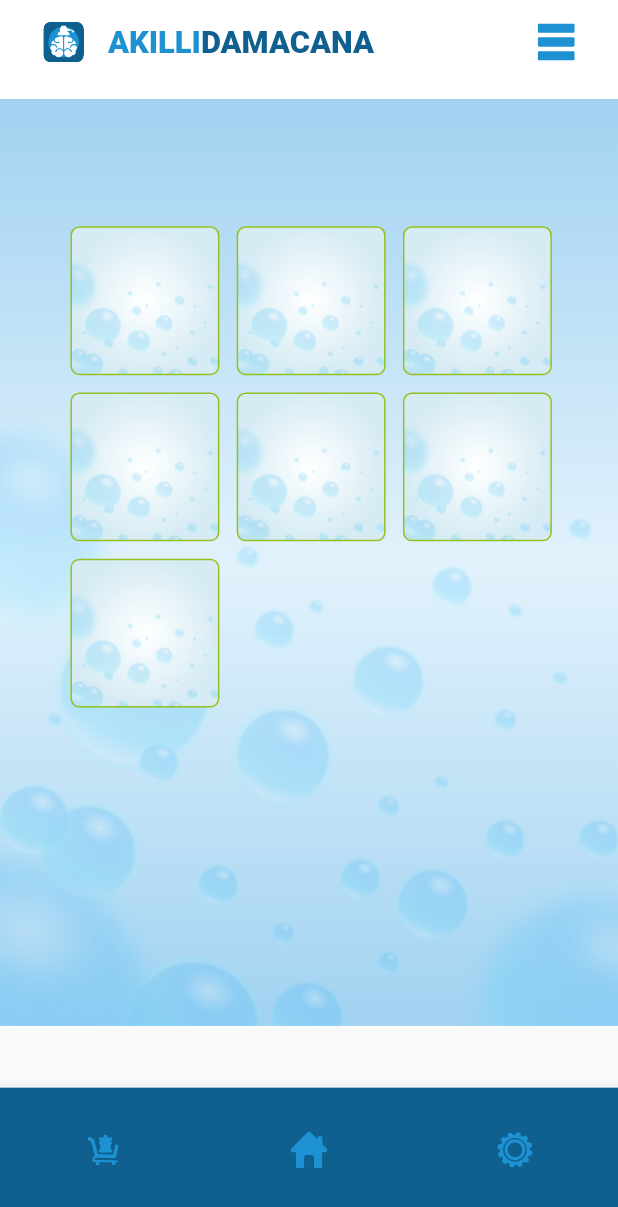
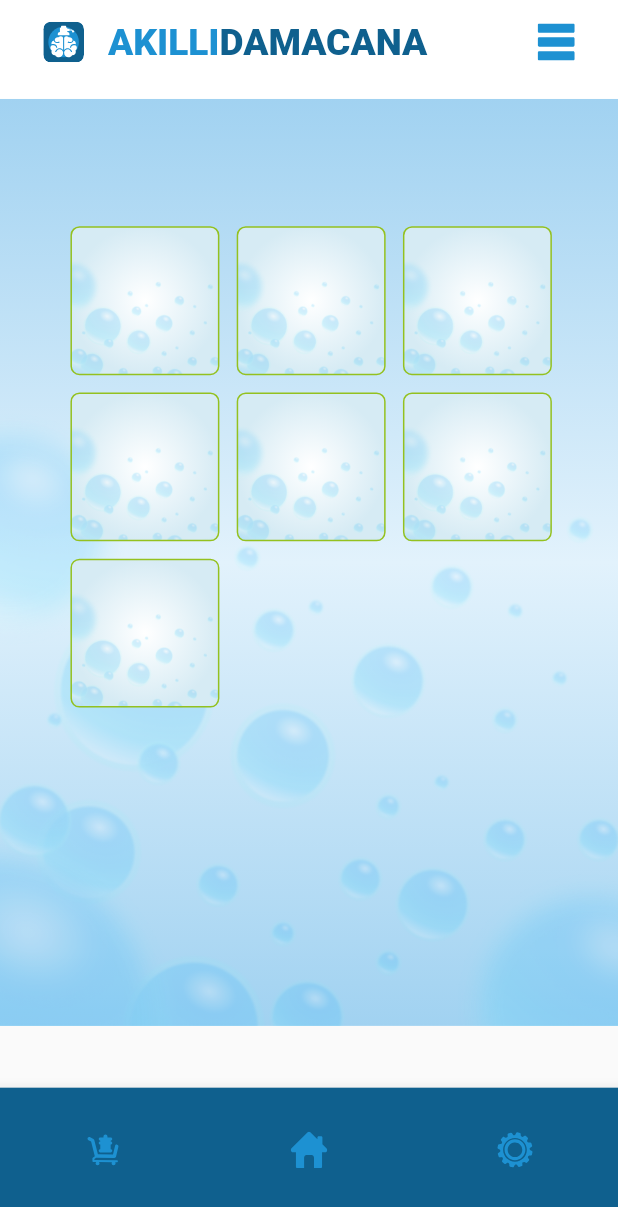
Before and after one commit to xbergun/Smart-Carboy, a Flutter app: the screen it shows after launch, on a phone screen of 412 x 824 dp. Shown: the top 1207 px of the screen. Run offline on Flutter 3.47's test engine with Material 2 defaults, Android fonts, the light colour scheme and no system bars; our stand-ins replace flutter_svg, get_it.

Commit message:
add AppTextStyle

```diff
--- a/lib/core/constant/app_text_styles.dart
+++ b/lib/core/constant/app_text_styles.dart
@@ -7,7 +7,7 @@ import 'package:flutter/material.dart';
 class AppTextStyles {
   static TextStyle panton24Px950 = TextStyle(
     color: AppColors.lightBlue,
-    fontSize: ScreenSize().dynamicWidth(.05),
+    fontSize: ScreenSize().dynamicWidth(.06),
     fontWeight: FontWeight.w900,
     fontStyle: FontStyle.normal,
   );
@@ -17,4 +17,23 @@ class AppTextStyles {
     fontWeight: FontWeight.w900,
     fontStyle: FontStyle.normal,
   );
+
+  static TextStyle roboto20Px900 = TextStyle(
+    color: AppColors.lightBlue,
+    fontSize: ScreenSize().dynamicWidth(.05),
+    fontWeight: FontWeight.w900,
+    fontStyle: FontStyle.normal,
+  );
+  static TextStyle roboto16Px700 = TextStyle(
+    color: AppColors.lightBlue,
+    fontSize: ScreenSize().dynamicWidth(.04),
+    fontWeight: FontWeight.w700,
+    fontStyle: FontStyle.normal,
+  );
+  static TextStyle roboto12Px400 = TextStyle(
+    color: AppColors.lightBlue,
+    fontSize: ScreenSize().dynamicWidth(.03),
+    fontWeight: FontWeight.w400,
+    fontStyle: FontStyle.normal,
+  );
 }
```
